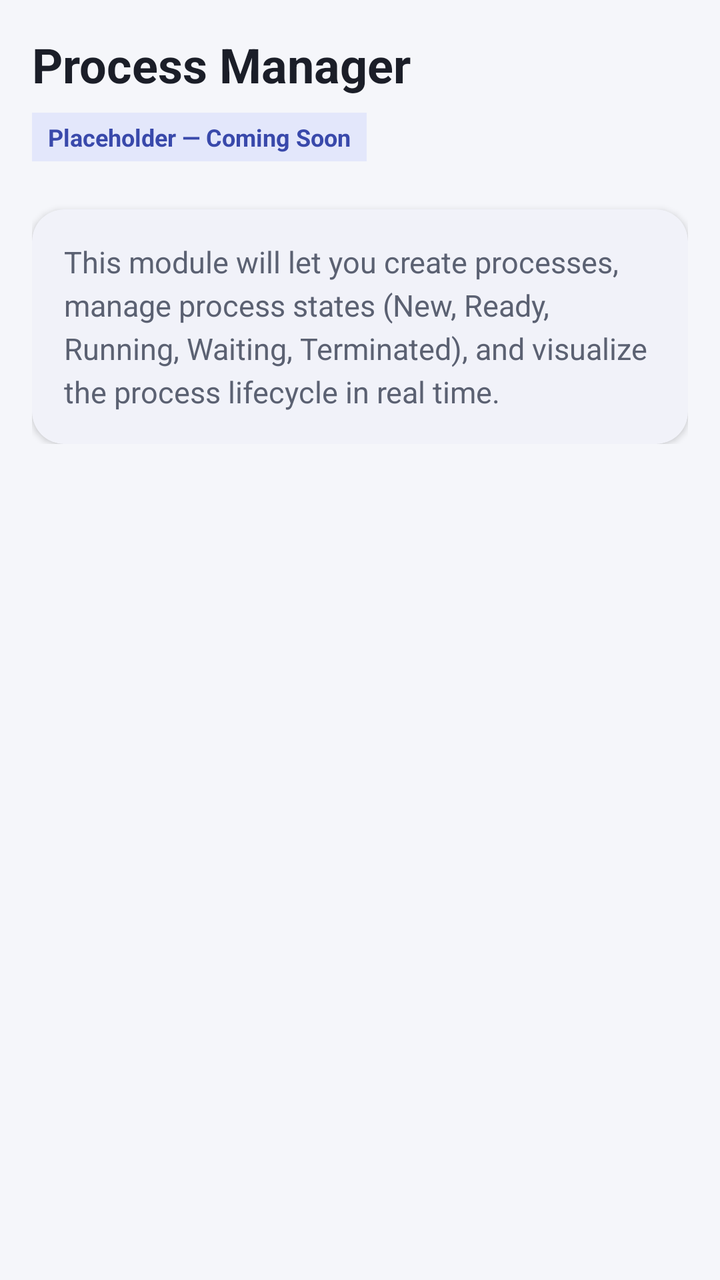
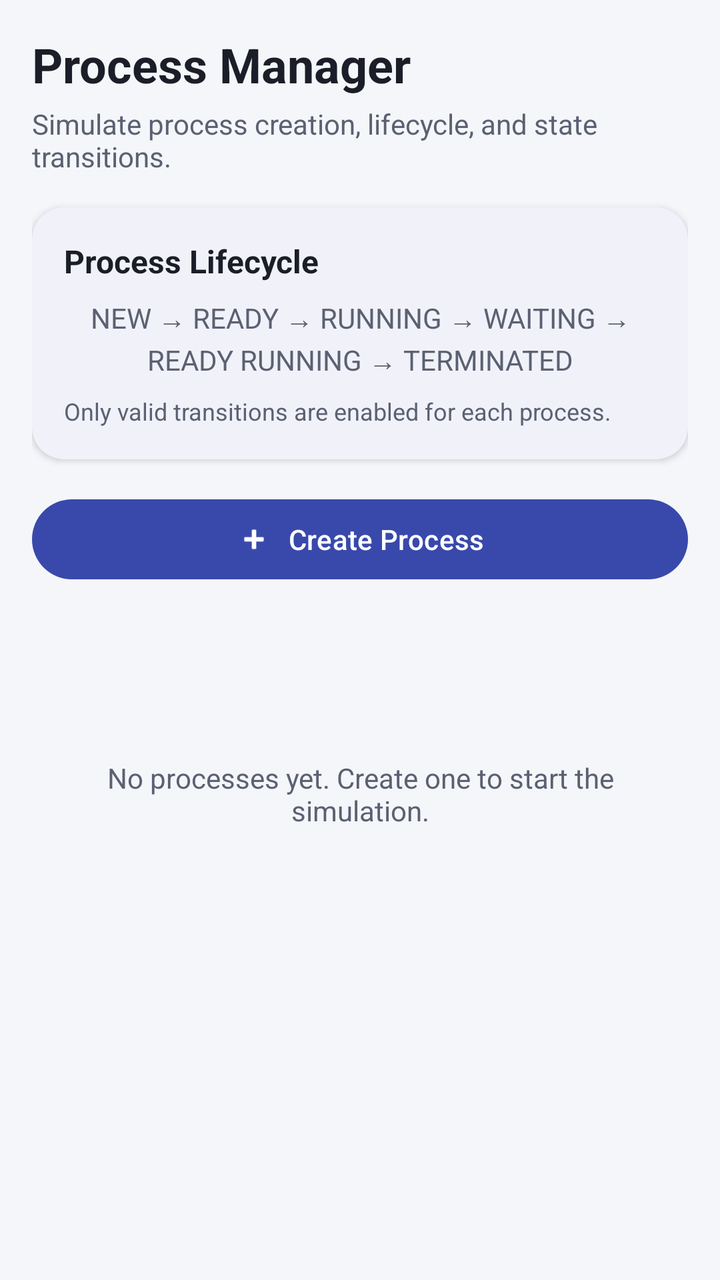

Two renders of the same Android screen: before a commit and after it. Below are the layout's source before the change and the commit's diff.
<!-- AndroidManifest.xml: application theme Theme.MiniKernel -->
<!-- res/layout/fragment_process.xml -->
<?xml version="1.0" encoding="utf-8"?>
<ScrollView xmlns:android="http://schemas.android.com/apk/res/android"
    xmlns:app="http://schemas.android.com/apk/res-auto"
    android:layout_width="match_parent"
    android:layout_height="match_parent"
    android:background="?attr/android:colorBackground">

    <LinearLayout
        android:layout_width="match_parent"
        android:layout_height="wrap_content"
        android:orientation="vertical"
        android:padding="@dimen/spacing_md">

        <TextView
            android:layout_width="wrap_content"
            android:layout_height="wrap_content"
            android:text="@string/module_process_title"
            android:textColor="?attr/colorOnSurface"
            android:textSize="24sp"
            android:textStyle="bold" />

        <TextView
            android:layout_width="wrap_content"
            android:layout_height="wrap_content"
            android:layout_marginTop="@dimen/spacing_sm"
            android:background="@color/mk_badge_bg"
            android:paddingStart="@dimen/spacing_sm"
            android:paddingEnd="@dimen/spacing_sm"
            android:paddingTop="4dp"
            android:paddingBottom="4dp"
            android:text="@string/status_badge_placeholder"
            android:textColor="@color/mk_badge_text"
            android:textSize="12sp"
            android:textStyle="bold" />

        <com.google.android.material.card.MaterialCardView
            android:layout_width="match_parent"
            android:layout_height="wrap_content"
            android:layout_marginTop="@dimen/spacing_lg"
            app:cardCornerRadius="@dimen/card_corner_radius"
            app:cardElevation="@dimen/card_elevation"
            app:cardBackgroundColor="?attr/colorSurface"
            app:strokeWidth="0dp">

            <TextView
                android:layout_width="match_parent"
                android:layout_height="wrap_content"
                android:padding="@dimen/spacing_md"
                android:text="@string/module_process_detail"
                android:textColor="@color/mk_text_secondary"
                android:textSize="15sp"
                android:lineSpacingExtra="4dp" />

        </com.google.android.material.card.MaterialCardView>

    </LinearLayout>

</ScrollView>
<!-- resources referenced by this layout -->
<resources>
  <color name="mk_badge_bg">#E3E7FB</color>
  <color name="mk_badge_text">#3949AB</color>
  <color name="mk_text_secondary">#5B6172</color>
  <dimen name="card_corner_radius">16dp</dimen>
  <dimen name="card_elevation">2dp</dimen>
  <dimen name="spacing_lg">24dp</dimen>
  <dimen name="spacing_md">16dp</dimen>
  <dimen name="spacing_sm">8dp</dimen>
  <string name="module_process_detail">This module will let you create processes, manage process states (New, Ready, Running, Waiting, Terminated), and visualize the process lifecycle in real time.</string>
  <string name="module_process_title">Process Manager</string>
  <string name="status_badge_placeholder">Placeholder — Coming Soon</string>
  <style name="Theme.MiniKernel" parent="Theme.Material3.DayNight.NoActionBar">
          <item name="colorPrimary">@color/mk_primary</item>
          <item name="colorPrimaryVariant">@color/mk_primary_dark</item>
          <item name="colorOnPrimary">@color/mk_on_primary</item>
  
          <item name="colorSecondary">@color/mk_secondary</item>
          <item name="colorOnSecondary">@color/mk_on_primary</item>
  
          <item name="android:colorBackground">@color/mk_background</item>
          <item name="colorSurface">@color/mk_surface</item>
          <item name="colorOnSurface">@color/mk_text_primary</item>
  
          <item name="android:statusBarColor">@color/mk_primary</item>
          <item name="android:windowLightStatusBar" tools:targetApi="m">false</item>
      </style>
  <color name="mk_primary">#3949AB</color>
  <color name="mk_primary_dark">#26308F</color>
  <color name="mk_on_primary">#FFFFFF</color>
  <color name="mk_secondary">#00ACC1</color>
  <color name="mk_background">#F5F6FA</color>
  <color name="mk_surface">#FFFFFF</color>
  <color name="mk_text_primary">#1B1E28</color>
</resources>

<!-- the commit's change to res/layout/fragment_process.xml (unified diff, before → after) -->
@@ -1,58 +1,123 @@
 <?xml version="1.0" encoding="utf-8"?>
-<ScrollView xmlns:android="http://schemas.android.com/apk/res/android"
+<LinearLayout xmlns:android="http://schemas.android.com/apk/res/android"
     xmlns:app="http://schemas.android.com/apk/res-auto"
     android:layout_width="match_parent"
     android:layout_height="match_parent"
+    android:orientation="vertical"
     android:background="?attr/android:colorBackground">
 
-    <LinearLayout
+    <androidx.core.widget.NestedScrollView
         android:layout_width="match_parent"
-        android:layout_height="wrap_content"
-        android:orientation="vertical"
-        android:padding="@dimen/spacing_md">
+        android:layout_height="0dp"
+        android:layout_weight="1"
+        android:fillViewport="true">
 
-        <TextView
-            android:layout_width="wrap_content"
-            android:layout_height="wrap_content"
-            android:text="@string/module_process_title"
-            android:textColor="?attr/colorOnSurface"
-            android:textSize="24sp"
-            android:textStyle="bold" />
-
-        <TextView
-            android:layout_width="wrap_content"
-            android:layout_height="wrap_content"
-            android:layout_marginTop="@dimen/spacing_sm"
-            android:background="@color/mk_badge_bg"
-            android:paddingStart="@dimen/spacing_sm"
-            android:paddingEnd="@dimen/spacing_sm"
-            android:paddingTop="4dp"
-            android:paddingBottom="4dp"
-            android:text="@string/status_badge_placeholder"
-            android:textColor="@color/mk_badge_text"
-            android:textSize="12sp"
-            android:textStyle="bold" />
-
-        <com.google.android.material.card.MaterialCardView
+        <LinearLayout
             android:layout_width="match_parent"
             android:layout_height="wrap_content"
-            android:layout_marginTop="@dimen/spacing_lg"
-            app:cardCornerRadius="@dimen/card_corner_radius"
-            app:cardElevation="@dimen/card_elevation"
-            app:cardBackgroundColor="?attr/colorSurface"
-            app:strokeWidth="0dp">
+            android:orientation="vertical"
+            android:padding="@dimen/spacing_md">
 
             <TextView
+                android:layout_width="wrap_content"
+                android:layout_height="wrap_content"
+                android:text="@string/module_process_title"
+                android:textColor="?attr/colorOnSurface"
+                android:textSize="24sp"
+                android:textStyle="bold" />
+
+            <TextView
+                android:layout_width="wrap_content"
+                android:layout_height="wrap_content"
+                android:layout_marginTop="@dimen/spacing_xs"
+                android:text="@string/process_manager_subtitle"
+                android:textColor="@color/mk_text_secondary"
+                android:textSize="14sp" />
+
+            <com.google.android.material.card.MaterialCardView
                 android:layout_width="match_parent"
                 android:layout_height="wrap_content"
-                android:padding="@dimen/spacing_md"
-                android:text="@string/module_process_detail"
+                android:layout_marginTop="@dimen/spacing_md"
+                app:cardBackgroundColor="?attr/colorSurface"
+                app:cardCornerRadius="@dimen/card_corner_radius"
+                app:cardElevation="@dimen/card_elevation"
+                app:strokeWidth="0dp">
+
+                <LinearLayout
+                    android:layout_width="match_parent"
+                    android:layout_height="wrap_content"
+                    android:orientation="vertical"
+                    android:padding="@dimen/spacing_md">
+
+                    <TextView
+                        android:layout_width="wrap_content"
+                        android:layout_height="wrap_content"
+                        android:text="@string/process_lifecycle_title"
+                        android:textColor="?attr/colorOnSurface"
+                        android:textSize="16sp"
+                        android:textStyle="bold" />
+
+                    <TextView
+                        android:layout_width="match_parent"
+                        android:layout_height="wrap_content"
+                        android:layout_marginTop="@dimen/spacing_sm"
+                        android:text="@string/process_lifecycle_flow"
+                        android:textColor="@color/mk_text_secondary"
+                        android:textSize="14sp"
+                        android:gravity="center"
+                        android:lineSpacingExtra="2dp" />
+
+                    <TextView
+                        android:layout_width="match_parent"
+                        android:layout_height="wrap_content"
+                        android:layout_marginTop="@dimen/spacing_sm"
+                        android:text="@string/process_lifecycle_note"
+                        android:textColor="@color/mk_text_secondary"
+                        android:textSize="12sp" />
+                </LinearLayout>
+            </com.google.android.material.card.MaterialCardView>
+
+            <com.google.android.material.button.MaterialButton
+                android:id="@+id/button_create_process"
+                android:layout_width="match_parent"
+                android:layout_height="wrap_content"
+                android:layout_marginTop="@dimen/spacing_md"
+                android:text="@string/create_process"
+                android:textAllCaps="false"
+                app:icon="@android:drawable/ic_input_add"
+                app:iconGravity="textStart"
+                app:iconPadding="8dp" />
+
+            <TextView
+                android:id="@+id/text_process_count"
+                android:layout_width="wrap_content"
+                android:layout_height="wrap_content"
+                android:layout_marginTop="@dimen/spacing_lg"
+                android:textColor="?attr/colorOnSurface"
+                android:textSize="16sp"
+                android:textStyle="bold" />
+
+            <TextView
+                android:id="@+id/text_process_empty"
+                android:layout_width="match_parent"
+                android:layout_height="wrap_content"
+                android:layout_marginTop="@dimen/spacing_md"
+                android:gravity="center"
+                android:padding="@dimen/spacing_lg"
+                android:text="@string/process_empty"
                 android:textColor="@color/mk_text_secondary"
-                android:textSize="15sp"
-                android:lineSpacingExtra="4dp" />
+                android:textSize="14sp" />
 
-        </com.google.android.material.card.MaterialCardView>
+            <androidx.recyclerview.widget.RecyclerView
+                android:id="@+id/recycler_processes"
+                android:layout_width="match_parent"
+                android:layout_height="wrap_content"
+                android:layout_marginTop="@dimen/spacing_sm"
+                android:nestedScrollingEnabled="false"
+                android:clipToPadding="false"
+                android:paddingBottom="@dimen/spacing_md" />
 
-    </LinearLayout>
+        </LinearLayout>
+    </androidx.core.widget.NestedScrollView>
 
-</ScrollView>
+</LinearLayout>
<!-- resource entries referenced after the edit -->
@@ -1,16 +1,20 @@
 <!-- resources referenced by this layout -->
 <resources>
-  <color name="mk_badge_bg">#E3E7FB</color>
-  <color name="mk_badge_text">#3949AB</color>
   <color name="mk_text_secondary">#5B6172</color>
   <dimen name="card_corner_radius">16dp</dimen>
   <dimen name="card_elevation">2dp</dimen>
   <dimen name="spacing_lg">24dp</dimen>
   <dimen name="spacing_md">16dp</dimen>
   <dimen name="spacing_sm">8dp</dimen>
-  <string name="module_process_detail">This module will let you create processes, manage process states (New, Ready, Running, Waiting, Terminated), and visualize the process lifecycle in real time.</string>
+  <dimen name="spacing_xs">4dp</dimen>
+  <string name="create_process">Create Process</string>
   <string name="module_process_title">Process Manager</string>
-  <string name="status_badge_placeholder">Placeholder — Coming Soon</string>
+  <string name="process_empty">No processes yet. Create one to start the simulation.</string>
+  <string name="process_lifecycle_flow">NEW  →  READY  →  RUNNING  →  WAITING  →  READY
+  RUNNING  →  TERMINATED</string>
+  <string name="process_lifecycle_note">Only valid transitions are enabled for each process.</string>
+  <string name="process_lifecycle_title">Process Lifecycle</string>
+  <string name="process_manager_subtitle">Simulate process creation, lifecycle, and state transitions.</string>
   <style name="Theme.MiniKernel" parent="Theme.Material3.DayNight.NoActionBar">
           <item name="colorPrimary">@color/mk_primary</item>
           <item name="colorPrimaryVariant">@color/mk_primary_dark</item>
